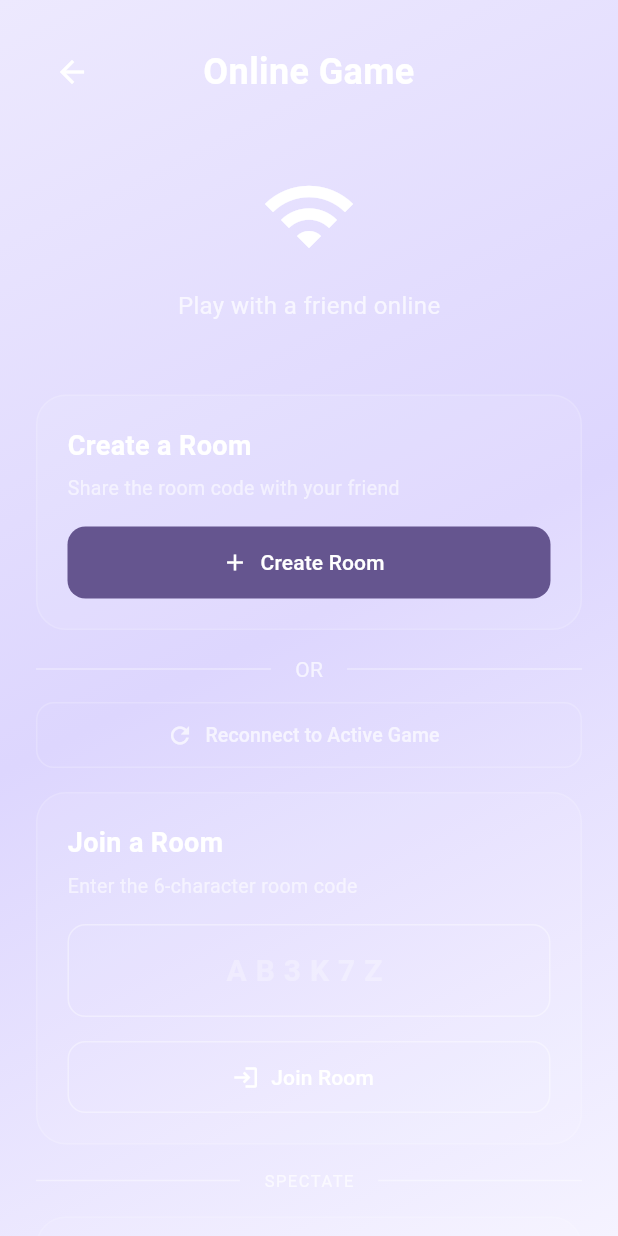
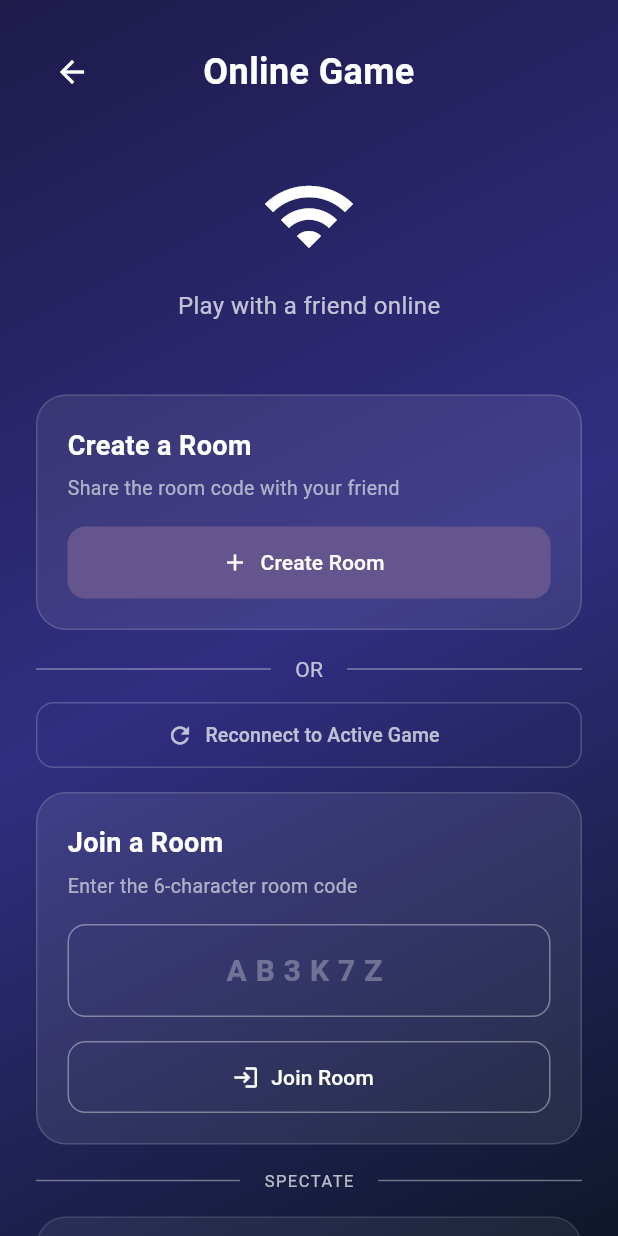
Before and after one commit to shahidkvmdam/tic-tac-toe, a Flutter app: the HomeScreen screen opened directly, after a tap on the "light mode" icon, after a tap on "Play Online", on a phone screen of 412 x 824 dp. Run offline on Flutter 3.47's test engine with Material 3 defaults, Android fonts, the phone set to English and light mode, and no system bars; our stand-ins replace audioplayers, cloud_firestore, confetti, firebase_auth, firebase_core, google_sign_in and 1 more; accounts and stored records are empty.

Commit message:
Revert "Full dark/light theme support across all screens — true black dark theme"
This reverts commit c9286028e69998c95ccdcbcf717cb7b1090cd733.

```diff
--- a/lib/main.dart
+++ b/lib/main.dart
@@ -44,10 +44,7 @@ class TicTacToeApp extends StatelessWidget {
             colorScheme: ColorScheme.fromSeed(
               seedColor: const Color(0xFF6750A4),
               brightness: Brightness.dark,
-              surface: const Color(0xFF0A0A0A),
-              onSurface: Colors.white,
             ),
-            scaffoldBackgroundColor: const Color(0xFF0D0D0D),
             useMaterial3: true,
           ),
           home: const AuthWrapper(),
--- a/lib/screens/home_screen.dart
+++ b/lib/screens/home_screen.dart
@@ -7,7 +7,6 @@ import '../services/auth_service.dart';
 import '../services/theme_service.dart';
 import '../services/sound_service.dart';
 import '../services/avatar_service.dart';
-import '../utils/theme_utils.dart';
 import 'lobby_screen.dart';
 import 'username_screen.dart';
 import 'ai_game_screen.dart';
@@ -28,11 +27,20 @@ class _HomeScreenState extends State<HomeScreen> {
         authService.currentUser?.phoneNumber ??
         'Player';
 
-    final darkMode = themeService.isDark;
     return Scaffold(
       body: Container(
         width: double.infinity,
-        decoration: appBackground(context),
+        decoration: const BoxDecoration(
+          gradient: LinearGradient(
+            begin: Alignment.topLeft,
+            end: Alignment.bottomRight,
+            colors: [
+              Color(0xFF1E1B4B),
+              Color(0xFF312E81),
+              Color(0xFF0F172A),
+            ],
+          ),
+        ),
         child: SafeArea(
           child: Center(
             child: SingleChildScrollView(
@@ -52,7 +60,7 @@ class _HomeScreenState extends State<HomeScreen> {
                             tooltip: SoundService.instance.enabled ? 'Mute sounds' : 'Enable sounds',
                             icon: Icon(
                               SoundService.instance.enabled ? Icons.volume_up : Icons.volume_off,
-                              color: darkMode ? Colors.white70 : Colors.black54,
+                              color: Colors.white70,
                             ),
                             onPressed: () async {
                               await SoundService.instance.setEnabled(!SoundService.instance.enabled);
@@ -65,7 +73,7 @@ class _HomeScreenState extends State<HomeScreen> {
                           tooltip: themeService.isDark ? 'Light mode' : 'Dark mode',
                           icon: Icon(
                             themeService.isDark ? Icons.light_mode : Icons.dark_mode,
-                            color: darkMode ? Colors.white70 : Colors.black54,
+                            color: Colors.white70,
                           ),
                           onPressed: () => themeService.toggle(),
                         ),
@@ -80,9 +88,9 @@ class _HomeScreenState extends State<HomeScreen> {
                           Container(
                             width: 90, height: 90,
                             decoration: BoxDecoration(
-                              color: darkMode ? Colors.white.withValues(alpha: 0.1) : Colors.black.withValues(alpha: 0.06),
+                              color: Colors.white.withValues(alpha: 0.1),
                               shape: BoxShape.circle,
-                              border: Border.all(color: darkMode ? Colors.white.withValues(alpha: 0.2) : Colors.black.withValues(alpha: 0.15), width: 2),
+                              border: Border.all(color: Colors.white.withValues(alpha: 0.2), width: 2),
                             ),
                             child: Center(
                               child: Text(
@@ -104,20 +112,20 @@ class _HomeScreenState extends State<HomeScreen> {
                       ),
                     ),
                     const SizedBox(height: 16),
-                    Text(
+                    const Text(
                       'Tic Tac Toe',
                       style: TextStyle(
                         fontSize: 42,
                         fontWeight: FontWeight.w900,
                         letterSpacing: 1.2,
-                        color: darkMode ? Colors.white : const Color(0xFF1E1B4B),
+                        color: Colors.white,
                       ),
                     ),
                     const SizedBox(height: 8),
                     Text(
                       'Welcome, $displayName',
                       style: TextStyle(
-                        color: darkMode ? Colors.white.withValues(alpha: 0.72) : Colors.black54,
+                        color: Colors.white.withValues(alpha: 0.72),
                         fontSize: 16,
                       ),
                     ),
@@ -162,12 +170,12 @@ class _HomeScreenState extends State<HomeScreen> {
                               const UsernameScreen(isEditing: true),
                         ));
                       },
-                      icon: Icon(Icons.edit, color: darkMode ? Colors.white : Colors.black87),
-                      label: Text('Edit Username',
-                          style: TextStyle(color: darkMode ? Colors.white : Colors.black87)),
+                      icon: const Icon(Icons.edit, color: Colors.white),
+                      label: const Text('Edit Username',
+                          style: TextStyle(color: Colors.white)),
                       style: OutlinedButton.styleFrom(
                         side: BorderSide(
-                            color: darkMode ? Colors.white.withValues(alpha: 0.3) : Colors.black.withValues(alpha: 0.2)),
+                            color: Colors.white.withValues(alpha: 0.3)),
                       ),
                     ),
                     const SizedBox(height: 12),
@@ -175,9 +183,9 @@ class _HomeScreenState extends State<HomeScreen> {
                       onPressed: () => _showAvatarPicker(context),
                       icon: Text(AvatarService.instance.selected,
                           style: const TextStyle(fontSize: 18)),
-                      label: Text('Change Avatar', style: TextStyle(color: darkMode ? Colors.white : Colors.black87)),
+                      label: const Text('Change Avatar', style: TextStyle(color: Colors.white)),
                       style: OutlinedButton.styleFrom(
-                        side: BorderSide(color: darkMode ? Colors.white.withValues(alpha: 0.3) : Colors.black.withValues(alpha: 0.2)),
+                        side: BorderSide(color: Colors.white.withValues(alpha: 0.3)),
                       ),
                     ),
                     const SizedBox(height: 12),
@@ -185,11 +193,11 @@ class _HomeScreenState extends State<HomeScreen> {
                       onPressed: () async {
                         await authService.logout();
                       },
-                      icon: Icon(Icons.logout, color: darkMode ? Colors.white : Colors.black87),
-                      label: Text('Logout', style: TextStyle(color: darkMode ? Colors.white : Colors.black87)),
+                      icon: const Icon(Icons.logout),
+                      label: const Text('Logout'),
                       style: OutlinedButton.styleFrom(
                         side: BorderSide(
-                            color: darkMode ? Colors.white.withValues(alpha: 0.3) : Colors.black.withValues(alpha: 0.2)),
+                            color: Colors.white.withValues(alpha: 0.3)),
                       ),
                     ),
                   ],
@@ -206,9 +214,7 @@ class _HomeScreenState extends State<HomeScreen> {
     HapticFeedback.mediumImpact();
     showModalBottomSheet(
       context: context,
-      backgroundColor: Theme.of(context).brightness == Brightness.dark
-          ? const Color(0xFF121212)
-          : const Color(0xFFF5F3FF),
+      backgroundColor: const Color(0xFF1E1B4B),
       shape: const RoundedRectangleBorder(
         borderRadius: BorderRadius.vertical(top: Radius.circular(24)),
       ),
@@ -219,14 +225,10 @@ class _HomeScreenState extends State<HomeScreen> {
             mainAxisSize: MainAxisSize.min,
             children: [
               Container(width: 40, height: 4,
-                decoration: BoxDecoration(
-                  color: Theme.of(ctx).brightness == Brightness.dark ? Colors.white24 : Colors.black26,
-                  borderRadius: BorderRadius.circular(2))),
+                decoration: BoxDecoration(color: Colors.white24, borderRadius: BorderRadius.circular(2))),
               const SizedBox(height: 16),
-              Text('Choose your avatar',
-                style: TextStyle(
-                  color: Theme.of(ctx).brightness == Brightness.dark ? Colors.white : const Color(0xFF1E1B4B),
-                  fontSize: 18, fontWeight: FontWeight.bold)),
+              const Text('Choose your avatar',
+                style: TextStyle(color: Colors.white, fontSize: 18, fontWeight: FontWeight.bold)),
               const SizedBox(height: 20),
               GridView.builder(
                 shrinkWrap: true,
@@ -287,8 +289,6 @@ class _ModeCard extends StatelessWidget {
 
   @override
   Widget build(BuildContext context) {
-    final dark = Theme.of(context).brightness == Brightness.dark;
-    final fg = dark ? Colors.white : const Color(0xFF1E1B4B);
     return InkWell(
       borderRadius: BorderRadius.circular(20),
       onTap: onTap,
@@ -296,19 +296,19 @@ class _ModeCard extends StatelessWidget {
         width: double.infinity,
         padding: const EdgeInsets.symmetric(vertical: 24, horizontal: 20),
         decoration: BoxDecoration(
-          color: dark ? Colors.white.withValues(alpha: 0.08) : Colors.black.withValues(alpha: 0.05),
+          color: Colors.white.withValues(alpha: 0.08),
           borderRadius: BorderRadius.circular(20),
-          border: Border.all(color: dark ? Colors.white.withValues(alpha: 0.15) : Colors.black.withValues(alpha: 0.1)),
+          border: Border.all(color: Colors.white.withValues(alpha: 0.15)),
         ),
         child: Row(
           children: [
             Container(
               padding: const EdgeInsets.all(14),
               decoration: BoxDecoration(
-                color: dark ? Colors.white.withValues(alpha: 0.12) : const Color(0xFF6750A4).withValues(alpha: 0.12),
+                color: Colors.white.withValues(alpha: 0.12),
                 borderRadius: BorderRadius.circular(14),
               ),
-              child: Icon(icon, color: dark ? Colors.white : const Color(0xFF6750A4), size: 28),
+              child: Icon(icon, color: Colors.white, size: 28),
             ),
             const SizedBox(width: 18),
             Expanded(
@@ -317,10 +317,10 @@ class _ModeCard extends StatelessWidget {
                 children: [
                   Text(
                     title,
-                    style: TextStyle(
+                    style: const TextStyle(
                       fontSize: 18,
                       fontWeight: FontWeight.bold,
-                      color: fg,
+                      color: Colors.white,
                     ),
                   ),
                   const SizedBox(height: 4),
@@ -328,14 +328,14 @@ class _ModeCard extends StatelessWidget {
                     subtitle,
                     style: TextStyle(
                       fontSize: 13,
-                      color: fg.withValues(alpha: 0.6),
+                      color: Colors.white.withValues(alpha: 0.6),
                     ),
                   ),
                 ],
               ),
             ),
             Icon(Icons.arrow_forward_ios,
-                size: 16, color: fg.withValues(alpha: 0.4)),
+                size: 16, color: Colors.white.withValues(alpha: 0.4)),
           ],
         ),
       ),
@@ -433,7 +433,13 @@ class _LocalGameWrapperState extends State<_LocalGameWrapper> {
         children: [
           Container(
         width: double.infinity,
-        decoration: appBackground(context),
+        decoration: const BoxDecoration(
+          gradient: LinearGradient(
+            begin: Alignment.topLeft,
+            end: Alignment.bottomRight,
+            colors: [Color(0xFF1E1B4B), Color(0xFF312E81), Color(0xFF0F172A)],
+          ),
+        ),
         child: SafeArea(
           child: Center(
             child: SingleChildScrollView(
--- a/lib/screens/lobby_screen.dart
+++ b/lib/screens/lobby_screen.dart
@@ -1,7 +1,6 @@
 import 'package:flutter/material.dart';
 import 'package:flutter/services.dart';
 import '../services/game_service.dart';
-import '../utils/theme_utils.dart';
 import 'online_game_screen.dart';
 import 'spectator_screen.dart';
 
@@ -135,7 +134,17 @@ class _LobbyScreenState extends State<LobbyScreen> {
     return Scaffold(
       body: Container(
         width: double.infinity,
-        decoration: appBackground(context),
+        decoration: const BoxDecoration(
+          gradient: LinearGradient(
+            begin: Alignment.topLeft,
+            end: Alignment.bottomRight,
+            colors: [
+              Color(0xFF1E1B4B),
+              Color(0xFF312E81),
+              Color(0xFF0F172A),
+            ],
+          ),
+        ),
         child: SafeArea(
           child: Center(
             child: SingleChildScrollView(
--- a/lib/services/theme_service.dart
+++ b/lib/services/theme_service.dart
@@ -15,8 +15,8 @@ class ThemeService extends ChangeNotifier {
 
   Future<void> toggle() async {
     _themeMode = isDark ? ThemeMode.light : ThemeMode.dark;
-    notifyListeners();
     final prefs = await SharedPreferences.getInstance();
     await prefs.setBool('dark_theme', isDark);
+    notifyListeners();
   }
 }
--- a/lib/utils/theme_utils.dart
+++ /dev/null
@@ -1,42 +0,0 @@
-import 'package:flutter/material.dart';
-
-/// Returns the correct background BoxDecoration for any screen,
-/// adapting to dark (black) or light (soft purple) theme.
-BoxDecoration appBackground(BuildContext context) {
-  final dark = Theme.of(context).brightness == Brightness.dark;
-  return BoxDecoration(
-    gradient: LinearGradient(
-      begin: Alignment.topLeft,
-      end: Alignment.bottomRight,
-      colors: dark
-          ? const [Color(0xFF0D0D0D), Color(0xFF1A1A2E), Color(0xFF0D0D0D)]
-          : const [Color(0xFFEDE9FE), Color(0xFFDDD6FE), Color(0xFFF5F3FF)],
-    ),
-  );
-}
-
-/// Foreground color for text/icons — white in dark, dark purple in light.
-Color fgColor(BuildContext context) {
-  return Theme.of(context).brightness == Brightness.dark
-      ? Colors.white
-      : const Color(0xFF1E1B4B);
-}
-
-/// Subtle foreground (60% opacity of fgColor).
-Color fgSubtle(BuildContext context) => fgColor(context).withValues(alpha: 0.6);
-
-/// Card/surface color.
-Color cardColor(BuildContext context) {
-  final dark = Theme.of(context).brightness == Brightness.dark;
-  return dark
-      ? Colors.white.withValues(alpha: 0.07)
-      : Colors.black.withValues(alpha: 0.05);
-}
-
-/// Card border color.
-Color cardBorder(BuildContext context) {
-  final dark = Theme.of(context).brightness == Brightness.dark;
-  return dark
-      ? Colors.white.withValues(alpha: 0.12)
-      : Colors.black.withValues(alpha: 0.1);
-}
```
Also changed, not shown: lib/screens/ai_game_screen.dart (+9 -3 lines), lib/screens/login_screen.dart (+11 -2 lines), lib/screens/online_game_screen.dart (+10 -4 lines), lib/screens/spectator_screen.dart (+9 -3 lines), lib/screens/username_screen.dart (+11 -2 lines).
